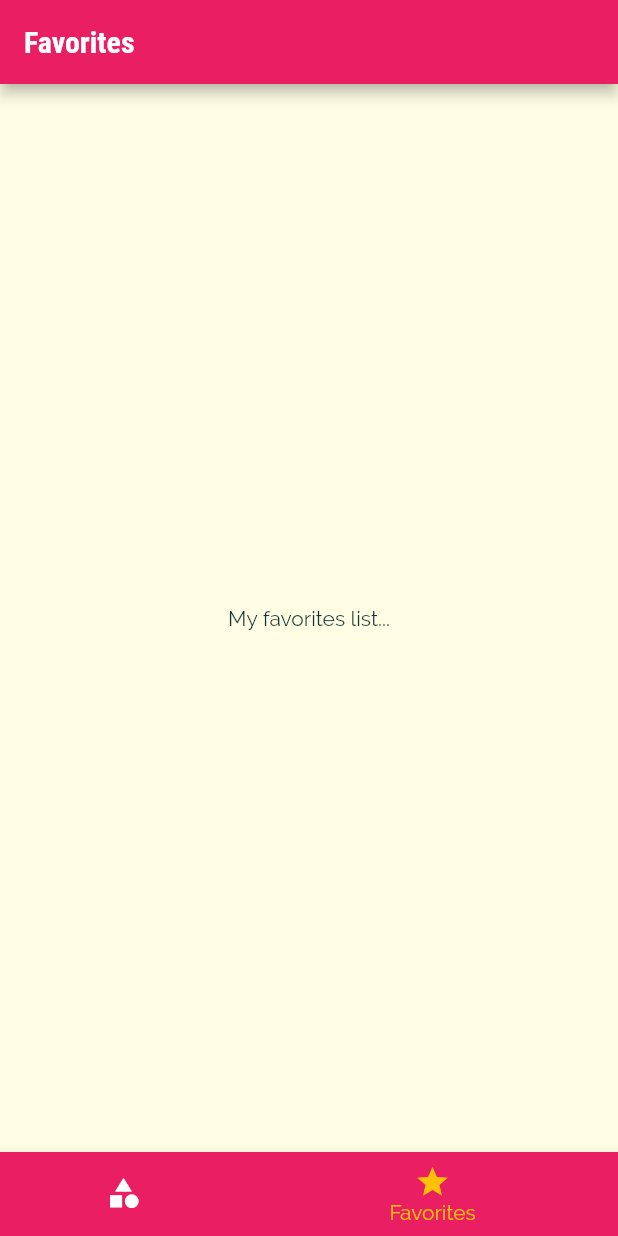
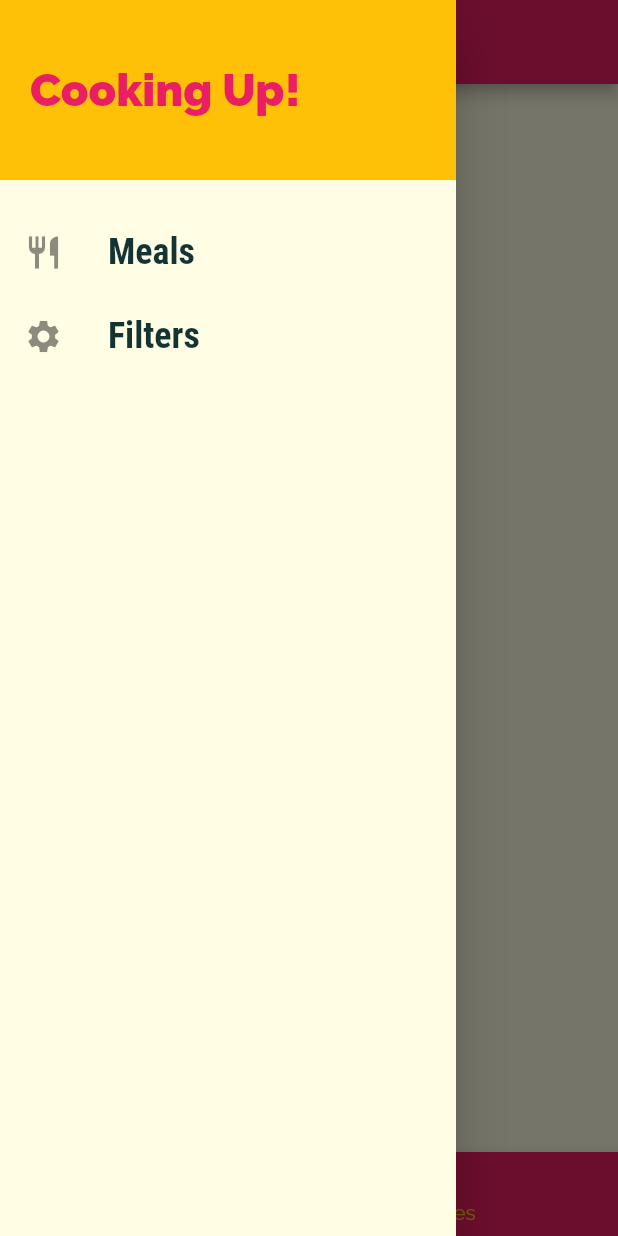
Before and after one commit to Geo1619/meals_app, a Flutter app: the screen it shows after launch, item 2 of the bottom bar chosen, with the side drawer open (before the commit the screen has no drawer), on a phone screen of 412 x 824 dp. Run offline on Flutter 3.47's test engine with Material 2 defaults, Android fonts, the phone set to English and light mode, and no system bars.

Commit message:
Navigation finished app

```diff
--- a/lib/main.dart
+++ b/lib/main.dart
@@ -1,12 +1,74 @@
 import 'package:flutter/material.dart';
-import 'package:meals_app/screens/tabs_screen.dart';
+import 'package:meals_app/dummy_data.dart';
+import 'models/meal.dart';
+import 'screens/filters_screen.dart';
+import 'screens/tabs_screen.dart';
 import 'screens/meal_detail_screen.dart';
 import 'screens/category_meals_screen.dart';
 
 void main() => runApp(const MyApp());
 
-class MyApp extends StatelessWidget {
+class MyApp extends StatefulWidget {
   const MyApp({Key? key}) : super(key: key);
+
+  @override
+  State<MyApp> createState() => _MyAppState();
+}
+
+class _MyAppState extends State<MyApp> {
+  Map<String, bool> _filters = {
+    'gluten': false,
+    'lactose': false,
+    'vegan': false,
+    'vegetarian': false,
+  };
+
+  List<Meal> _availableMeals = DUMMY_MEALS;
+  List<Meal> _favoriteMeals = [];
+
+  void _toggleFavorite(String mealId) {
+    final existingIndex =
+        _favoriteMeals.indexWhere((meal) => meal.id == mealId);
+    if (existingIndex < 0) {
+      setState(() {
+        _favoriteMeals.add(
+          DUMMY_MEALS.firstWhere((meal) => meal.id == mealId),
+        );
+      });
+    } else {
+      setState(() {
+        _favoriteMeals.removeAt(
+          existingIndex,
+        );
+      });
+    }
+  }
+
+  bool _IsMealFavorite(String mealId) {
+    return _favoriteMeals.any((meal) => meal.id == mealId);
+  }
+
+  void _setFilters(Map<String, bool> filterData) {
+    setState(() {
+      _filters = filterData;
+
+      _availableMeals = DUMMY_MEALS.where((meal) {
+        if (_filters['gluten']! && !meal.isGlutenFree) {
+          return false;
+        }
+        if (_filters['lactose']! && !meal.isLactoseFree) {
+          return false;
+        }
+        if (_filters['vegan']! && !meal.isVegan) {
+          return false;
+        }
+        if (_filters['vegetarian']! && !meal.isVegetarian) {
+          return false;
+        }
+        return true;
+      }).toList();
+    });
+  }
 
   @override
   Widget build(BuildContext context) {
@@ -34,10 +96,18 @@ class MyApp extends StatelessWidget {
               ),
             ),
       ),
-      home: const TabsScreen(),
+      home: TabsScreen(favoriteMeals: _favoriteMeals),
       routes: {
-        CategoryMealsScreen.routeName: (context) => const CategoryMealsScreen(),
-        MealDetailScreen.routeName: (context) => const MealDetailScreen(),
+        CategoryMealsScreen.routeName: (context) =>
+            CategoryMealsScreen(availableMeals: _availableMeals),
+        MealDetailScreen.routeName: (context) => MealDetailScreen(
+              toggleFavorite: _toggleFavorite,
+              isFavorite: _IsMealFavorite,
+            ),
+        FiltersScreen.routeName: (context) => FiltersScreen(
+              saveFilters: _setFilters,
+              filters: _filters,
+            ),
       },
       // onGenerateRoute: ,
       // onUnknownRoute: ,
--- a/lib/screens/favorites_screen.dart
+++ b/lib/screens/favorites_screen.dart
@@ -1,12 +1,33 @@
 import 'package:flutter/material.dart';
+import 'package:meals_app/models/meal.dart';
+
+import '../widgets/meal_item.dart';
 
 class FavoritesScreen extends StatelessWidget {
-  const FavoritesScreen({Key? key}) : super(key: key);
+  const FavoritesScreen({Key? key, required this.favoriteMeals})
+      : super(key: key);
+
+  final List<Meal> favoriteMeals;
 
   @override
   Widget build(BuildContext context) {
-    return const Center(
-      child: Text('My favorites list...'),
-    );
+    if (favoriteMeals.isEmpty) {
+      return const Center(child: Text('My favorites list...'));
+    } else {
+      return ListView.builder(
+        itemBuilder: (context, index) {
+          var meal = favoriteMeals[index];
+          return MealItem(
+            id: meal.id,
+            title: meal.title,
+            imageUrl: meal.imageUrl,
+            duration: meal.duration,
+            complexity: meal.complexity,
+            affordability: meal.affordability,
+          );
+        },
+        itemCount: favoriteMeals.length,
+      );
+    }
   }
 }
--- a/lib/screens/tabs_screen.dart
+++ b/lib/screens/tabs_screen.dart
@@ -1,21 +1,35 @@
 import 'package:flutter/material.dart';
+
+import '../models/meal.dart';
+import '../widgets/main_drawer.dart';
 import './categories_screen.dart';
 import './favorites_screen.dart';
 
 // There is also a top Tab Bar alternative (DefaultTabController)
 
 class TabsScreen extends StatefulWidget {
-  const TabsScreen({Key? key}) : super(key: key);
+  const TabsScreen({Key? key, required this.favoriteMeals}) : super(key: key);
+
+  final List<Meal> favoriteMeals;
 
   @override
   State<TabsScreen> createState() => _TabsScreenState();
 }
 
 class _TabsScreenState extends State<TabsScreen> {
-  final List<Map<String, Object>> _pages = [
-    {'page': const CategoriesScreen(), 'title': 'Categories'},
-    {'page': const FavoritesScreen(), 'title': 'Favorites'},
-  ];
+  late List<Map<String, Object>> _pages;
+
+  @override
+  initState() {
+    _pages = [
+      {'page': const CategoriesScreen(), 'title': 'Categories'},
+      {
+        'page': FavoritesScreen(favoriteMeals: widget.favoriteMeals),
+        'title': 'Favorites'
+      },
+    ];
+    super.initState();
+  }
 
   int _selectedPageIndex = 0;
 
@@ -30,6 +44,7 @@ class _TabsScreenState extends State<TabsScreen> {
     return Scaffold(
       appBar:
           AppBar(title: Text(_pages[_selectedPageIndex]['title'] as String)),
+      drawer: const MainDrawer(),
       body: _pages[_selectedPageIndex]['page'] as Widget,
       bottomNavigationBar: BottomNavigationBar(
         onTap: _selectPage,
--- /dev/null
+++ b/lib/widgets/main_drawer.dart
@@ -0,0 +1,56 @@
+import 'package:flutter/material.dart';
+import '../screens/filters_screen.dart';
+
+class MainDrawer extends StatelessWidget {
+  const MainDrawer({Key? key}) : super(key: key);
+
+  Widget buildListTile(String title, IconData icon, VoidCallback onTapHandler) {
+    return ListTile(
+      leading: Icon(
+        icon,
+        size: 26,
+      ),
+      title: Text(
+        title,
+        style: const TextStyle(
+          fontFamily: 'RobotoCondensed',
+          fontSize: 24,
+          fontWeight: FontWeight.bold,
+        ),
+      ),
+      onTap: onTapHandler,
+    );
+  }
+
+  @override
+  Widget build(BuildContext context) {
+    return Drawer(
+      child: Column(children: [
+        Container(
+          height: 120,
+          width: double.infinity,
+          padding: const EdgeInsets.all(20),
+          alignment: Alignment.centerLeft,
+          color: Theme.of(context).colorScheme.secondary,
+          child: Text(
+            'Cooking Up!',
+            style: TextStyle(
+              fontWeight: FontWeight.w900,
+              fontSize: 30,
+              color: Theme.of(context).primaryColor,
+            ),
+          ),
+        ),
+        const SizedBox(
+          height: 20,
+        ),
+        buildListTile('Meals', Icons.restaurant, () {
+          Navigator.of(context).pushReplacementNamed('/');
+        }),
+        buildListTile('Filters', Icons.settings, () {
+          Navigator.of(context).pushReplacementNamed(FiltersScreen.routeName);
+        }),
+      ]),
+    );
+  }
+}
```
Also changed, not shown: lib/screens/category_meals_screen.dart (+46 -18 lines), lib/screens/filters_screen.dart (added, +116 -0 lines), lib/screens/meal_detail_screen.dart (+16 -1 lines), lib/widgets/meal_item.dart (+8 -1 lines).
